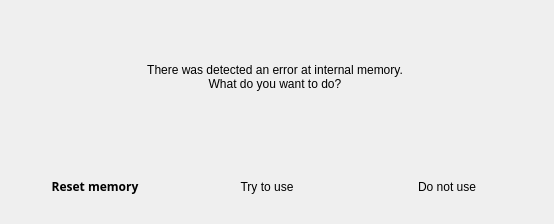
Old version of the form bqUi/ui/CorruptedDialog.ui in the repository bq/cervantes.
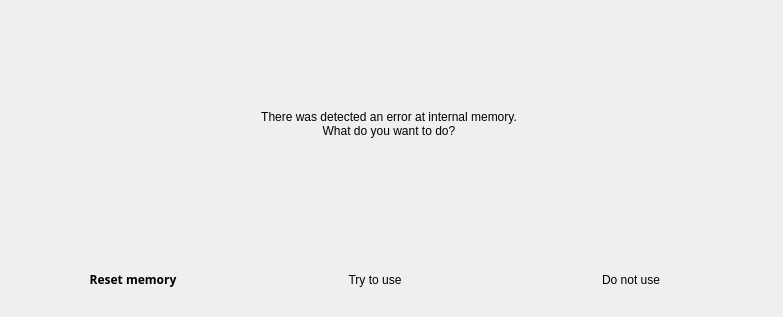
New version of the form. Custom widgets are drawn as their Qt base class.

```diff
--- a/bqUi/ui/CorruptedDialog.ui
+++ b/bqUi/ui/CorruptedDialog.ui
@@ -6,8 +6,8 @@
    <rect>
     <x>0</x>
     <y>0</y>
-    <width>554</width>
-    <height>224</height>
+    <width>783</width>
+    <height>317</height>
    </rect>
   </property>
   <property name="windowTitle">
@@ -33,7 +33,7 @@
      </property>
      <property name="maximumSize">
       <size>
-       <width>550</width>
+       <width>778</width>
        <height>16777215</height>
       </size>
      </property>
@@ -81,7 +81,7 @@
         <property name="maximumSize">
          <size>
           <width>16777215</width>
-          <height>70</height>
+          <height>99</height>
          </size>
         </property>
         <layout class="QHBoxLayout" name="horizontalLayout">
@@ -95,8 +95,8 @@
           <widget class="QFrame" name="FormatCont">
            <property name="maximumSize">
             <size>
-             <width>99999</width>
-             <height>99999</height>
+             <width>141420</width>
+             <height>141420</height>
             </size>
            </property>
            <layout class="QVBoxLayout" name="noMountCont">
@@ -131,8 +131,8 @@
               </property>
               <property name="maximumSize">
                <size>
-                <width>504</width>
-                <height>49</height>
+                <width>713</width>
+                <height>69</height>
                </size>
               </property>
               <property name="font">
@@ -156,8 +156,8 @@
               </property>
               <property name="iconSize">
                <size>
-                <width>112</width>
-                <height>60</height>
+                <width>158</width>
+                <height>85</height>
                </size>
               </property>
               <property name="autoDefault">
@@ -175,8 +175,8 @@
           <widget class="QFrame" name="MountCont">
            <property name="maximumSize">
             <size>
-             <width>9999999</width>
-             <height>9999999</height>
+             <width>14142134</width>
+             <height>14142134</height>
             </size>
            </property>
            <layout class="QVBoxLayout" name="noMountCont_2">
@@ -211,8 +211,8 @@
               </property>
               <property name="maximumSize">
                <size>
-                <width>154</width>
-                <height>49</height>
+                <width>218</width>
+                <height>69</height>
                </size>
               </property>
               <property name="focusPolicy">
@@ -226,8 +226,8 @@
               </property>
               <property name="iconSize">
                <size>
-                <width>112</width>
-                <height>60</height>
+                <width>158</width>
+                <height>85</height>
                </size>
               </property>
               <property name="autoDefault">
@@ -245,8 +245,8 @@
           <widget class="QFrame" name="no_MountCont">
            <property name="maximumSize">
             <size>
-             <width>999999</width>
-             <height>9999999</height>
+             <width>1414212</width>
+             <height>14142134</height>
             </size>
            </property>
            <layout class="QVBoxLayout" name="noMountCont_3">
@@ -281,8 +281,8 @@
               </property>
               <property name="maximumSize">
                <size>
-                <width>154</width>
-                <height>49</height>
+                <width>218</width>
+                <height>69</height>
                </size>
               </property>
               <property name="focusPolicy">
@@ -296,8 +296,8 @@
               </property>
               <property name="iconSize">
                <size>
-                <width>112</width>
-                <height>60</height>
+                <width>158</width>
+                <height>85</height>
                </size>
               </property>
               <property name="autoDefault">
```
Left out of the diff: 12 changed lines with no effect on the pictures.
